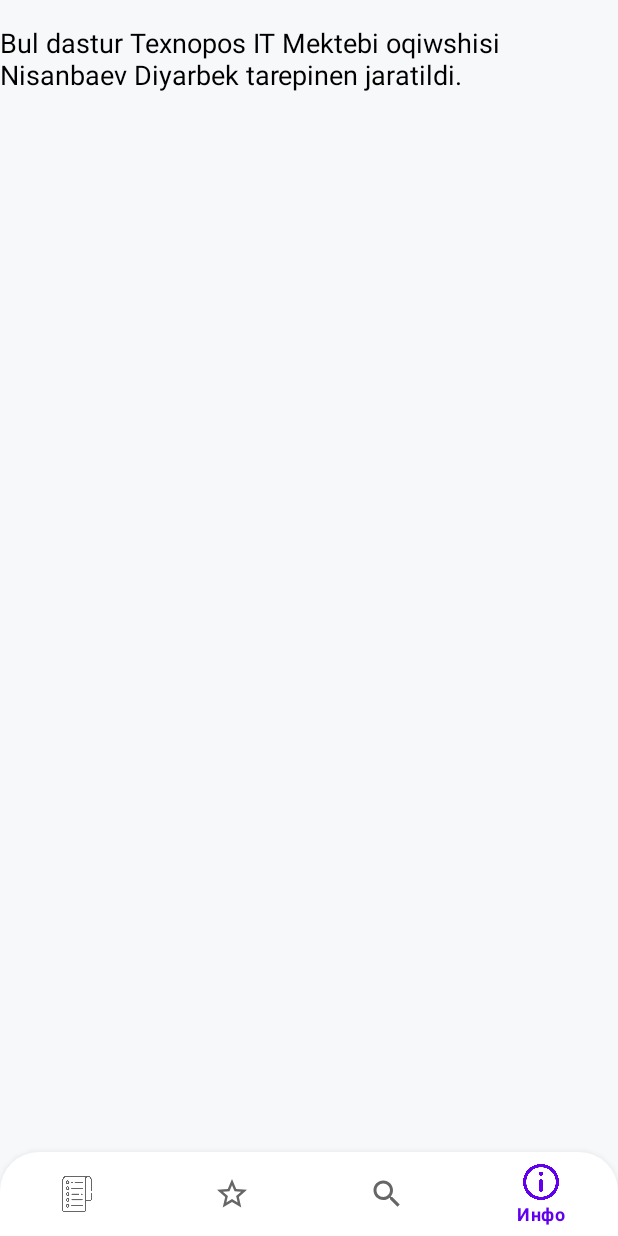
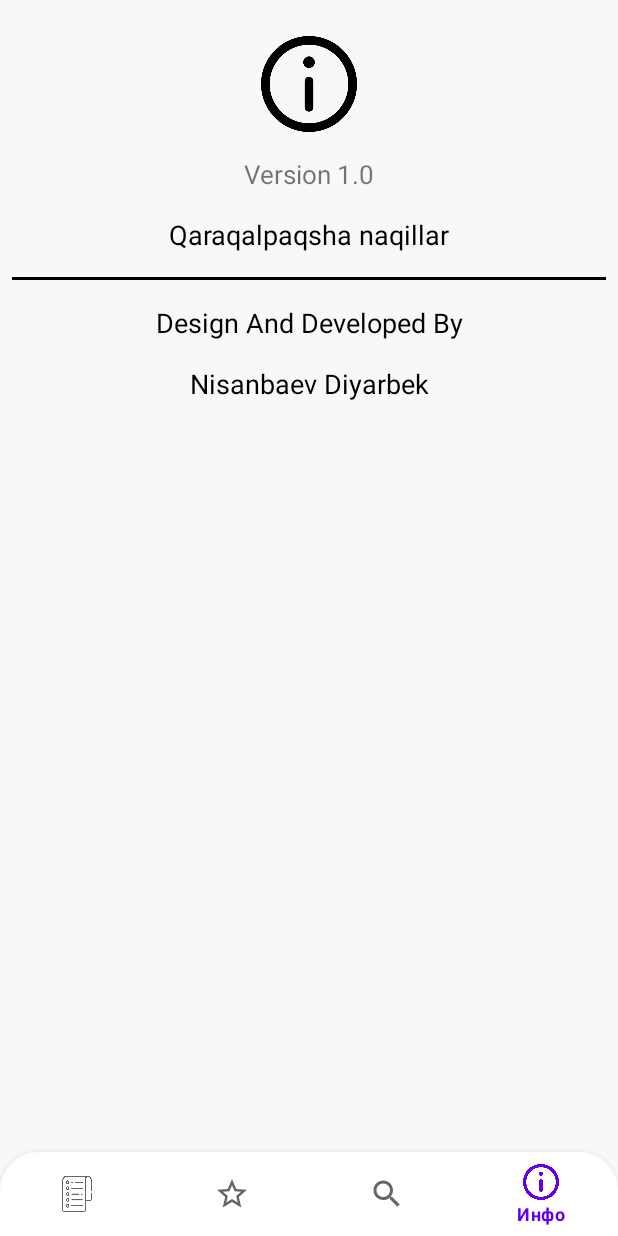
Before and after one commit to Diyarbek02/Qaraqalpaqshanaqillar, an Android app: the screen it shows after launch (MainActivity), item 4 of the bottom bar chosen, on a phone screen of 412 x 824 dp. Run offline under Robolectric (Android 15) with nearby library versions, the phone set to English and light mode, and no system bars; our stand-ins replace Room's generated code, navigation-ui.

Commit message:
Something changes-31.08.2022

```diff
--- a/app/src/main/java/com/example/qaraqalpaqshanaqillar/ui/Categories/CategoriesFragment.kt
+++ b/app/src/main/java/com/example/qaraqalpaqshanaqillar/ui/Categories/CategoriesFragment.kt
@@ -1,9 +1,8 @@
 package com.example.qaraqalpaqshanaqillar.ui.Categories
 
 import android.os.Bundle
-import android.view.LayoutInflater
 import android.view.View
-import android.view.ViewGroup
+import androidx.core.view.isVisible
 import androidx.core.widget.addTextChangedListener
 import androidx.fragment.app.Fragment
 import com.example.qaraqalpaqshanaqillar.R
@@ -38,6 +37,7 @@
                     val searchValue = editable.toString()
                     val newList = dao.searchCategories("%$searchValue%")
                     adapter.models = newList
+                    binding.textNoValue.isVisible = newList.isEmpty()
                 }
             }
         }
--- a/app/src/main/java/com/example/qaraqalpaqshanaqillar/ui/MainActivity.kt
+++ b/app/src/main/java/com/example/qaraqalpaqshanaqillar/ui/MainActivity.kt
@@ -3,14 +3,10 @@
 import androidx.appcompat.app.AppCompatActivity
 import android.os.Bundle
 import androidx.appcompat.app.AppCompatDelegate
-import androidx.fragment.app.Fragment
-import com.example.qaraqalpaqshanaqillar.ui.Categories.CategoriesFragment
-import com.example.qaraqalpaqshanaqillar.ui.Favourites.FavouritesFragment
+import androidx.navigation.fragment.NavHostFragment
+import androidx.navigation.ui.setupWithNavController
 import com.example.qaraqalpaqshanaqillar.R
-import com.example.qaraqalpaqshanaqillar.ui.Search.FragmentSearch
 import com.example.qaraqalpaqshanaqillar.databinding.ActivityMainBinding
-import com.example.qaraqalpaqshanaqillar.ui.info.FragmentInfo
-import com.google.android.material.bottomnavigation.BottomNavigationView
 
 class MainActivity : AppCompatActivity() {
     private lateinit var binding: ActivityMainBinding
@@ -22,42 +18,48 @@
         binding = ActivityMainBinding.inflate(layoutInflater)
         setContentView(binding.root)
 
-        loadFragment(CategoriesFragment())
+        /** Jetpack nav */
+        val navHostFragment =
+            supportFragmentManager.findFragmentById(R.id.fragment_container) as NavHostFragment
+        val navController = navHostFragment.navController
+        binding.bottomNav.setupWithNavController(navController)
 
-        val bottom_navigation = findViewById<BottomNavigationView>(R.id.bottom_nav)
-        bottom_navigation.setOnItemSelectedListener { item ->
-            var fragment: Fragment
-            when (item.itemId) {
-                R.id.maqallar -> {
-                    fragment = CategoriesFragment()
-                    loadFragment(fragment)
-                    true
-                }
-                R.id.saralanganlar -> {
-                    fragment = FavouritesFragment()
-                    loadFragment(fragment)
-                    true
-                }
-                R.id.izlew -> {
-                    fragment = FragmentSearch()
-                    loadFragment(fragment)
-                    true
-                }
-                R.id.info -> {
-                    fragment = FragmentInfo()
-                    loadFragment(fragment)
-                    true
-                }
+       // loadFragment(CategoriesFragment())
 
-                else -> {
-                    false
-                }
-            }
-        }
+//        val bottom_navigation = findViewById<BottomNavigationView>(R.id.bottom_nav)
+//        bottom_navigation.setOnItemSelectedListener { item ->
+//            val fragment: Fragment
+//            when (item.itemId) {
+//                R.id.maqallar -> {
+//                    fragment = CategoriesFragment()
+//                    loadFragment(fragment)
+//                    true
+//                }
+//                R.id.saralanganlar -> {
+//                    fragment = FavouritesFragment()
+//                    loadFragment(fragment)
+//                    true
+//                }
+//                R.id.izlew -> {
+//                    fragment = FragmentSearch()
+//                    loadFragment(fragment)
+//                    true
+//                }
+//                R.id.info -> {
+//                    fragment = FragmentInfo()
+//                    loadFragment(fragment)
+//                    true
+//                }
+//
+//                else -> {
+//                    false
+//                }
+//            }
+//        }
     }
 
-    private fun loadFragment(fragment: Fragment) {
-        supportFragmentManager.beginTransaction().replace(R.id.fragment_container, fragment)
-            .commit()
-    }
+//    private fun loadFragment(fragment: Fragment) {
+//        supportFragmentManager.beginTransaction().replace(R.id.fragment_container, fragment)
+//            .commit()
+//    }
 }
--- a/app/src/main/java/com/example/qaraqalpaqshanaqillar/ui/Naqillar/NaqillarFragment.kt
+++ b/app/src/main/java/com/example/qaraqalpaqshanaqillar/ui/Naqillar/NaqillarFragment.kt
@@ -2,7 +2,6 @@
 
 import android.os.Bundle
 import android.view.View
-import android.widget.Toast
 import androidx.fragment.app.Fragment
 import com.example.qaraqalpaqshanaqillar.R
 import com.example.qaraqalpaqshanaqillar.data.NaqilDatabase
--- a/app/src/main/res/layout/activity_main.xml
+++ b/app/src/main/res/layout/activity_main.xml
@@ -7,6 +7,16 @@
     android:background="#F7F8FA"
     tools:context=".ui.MainActivity">
 
+    <androidx.fragment.app.FragmentContainerView
+        android:id="@+id/fragment_container"
+        android:name="androidx.navigation.fragment.NavHostFragment"
+        android:layout_width="match_parent"
+        android:layout_height="0dp"
+        android:orientation="vertical"
+        app:layout_constraintBottom_toTopOf="@id/bottom_nav"
+        app:layout_constraintTop_toTopOf="parent"
+        app:navGraph="@navigation/nav_graph" />
+
     <com.google.android.material.bottomnavigation.BottomNavigationView
         android:id="@+id/bottom_nav"
         android:layout_width="match_parent"
@@ -14,19 +24,7 @@
         android:background="@drawable/shape_bottom"
         app:labelVisibilityMode="selected"
         app:layout_constraintBottom_toBottomOf="parent"
-        app:layout_constraintEnd_toEndOf="parent"
-        app:layout_constraintStart_toStartOf="parent"
         app:menu="@menu/navigation" />
-
-    <FrameLayout
-        android:id="@+id/fragment_container"
-        android:layout_width="match_parent"
-        android:layout_height="0dp"
-        android:orientation="vertical"
-        app:layout_constraintBottom_toTopOf="@id/bottom_nav"
-        app:layout_constraintEnd_toEndOf="parent"
-        app:layout_constraintStart_toStartOf="parent"
-        app:layout_constraintTop_toTopOf="parent" />
 
     <FrameLayout
         android:id="@+id/full_fragment_container"
--- a/app/src/main/res/layout/fragment_info.xml
+++ b/app/src/main/res/layout/fragment_info.xml
@@ -4,16 +4,79 @@
     android:layout_height="match_parent"
     xmlns:app="http://schemas.android.com/apk/res-auto">
 
+    <ImageView
+        android:id="@+id/image1"
+        android:layout_width="64dp"
+        android:layout_height="64dp"
+        app:layout_constraintStart_toStartOf="parent"
+        app:layout_constraintEnd_toEndOf="parent"
+        app:layout_constraintTop_toTopOf="parent"
+        android:src="@drawable/info"
+        android:layout_marginTop="24dp"/>
+
     <TextView
+        android:id="@+id/text1"
         android:layout_width="wrap_content"
         android:layout_height="wrap_content"
         app:layout_constraintStart_toStartOf="parent"
         app:layout_constraintEnd_toEndOf="parent"
-        app:layout_constraintTop_toTopOf="parent"
+        app:layout_constraintTop_toBottomOf="@id/image1"
+        android:text="Version 1.0"
+        android:textSize="17dp"
         android:layout_marginTop="16dp"
-        android:text="@string/info_text"
-        android:textColor="@color/black"
-        android:textSize="18dp"
         />
 
+    <TextView
+        android:id="@+id/text2"
+        android:layout_width="wrap_content"
+        android:layout_height="wrap_content"
+        app:layout_constraintStart_toStartOf="parent"
+        app:layout_constraintEnd_toEndOf="parent"
+        app:layout_constraintTop_toBottomOf="@id/text1"
+        android:text="Qaraqalpaqsha naqillar"
+        android:textSize="18dp"
+        android:layout_marginTop="16dp"
+        android:textColor="@color/black"
+        />
+
+    <LinearLayout
+        android:id="@+id/line"
+        android:layout_width="match_parent"
+        android:layout_height="2dp"
+        app:layout_constraintTop_toBottomOf="@id/text2"
+        android:background="@color/black"
+        android:layout_marginStart="8dp"
+        android:layout_marginTop="16dp"
+        android:layout_marginEnd="8dp"
+        android:orientation="horizontal" />
+
+    <TextView
+        android:id="@+id/text3"
+        android:layout_width="wrap_content"
+        android:layout_height="wrap_content"
+        app:layout_constraintStart_toStartOf="parent"
+        app:layout_constraintEnd_toEndOf="parent"
+        app:layout_constraintTop_toBottomOf="@id/line"
+        android:text="Design And Developed By"
+        android:textSize="18dp"
+        android:layout_marginTop="16dp"
+        android:textColor="@color/black"
+        />
+
+    <TextView
+        android:id="@+id/text4"
+        android:layout_width="wrap_content"
+        android:layout_height="wrap_content"
+        app:layout_constraintStart_toStartOf="parent"
+        app:layout_constraintEnd_toEndOf="parent"
+        app:layout_constraintTop_toBottomOf="@id/text3"
+        android:text="Nisanbaev Diyarbek"
+        android:textSize="18dp"
+        android:layout_marginTop="16dp"
+        android:textColor="@color/black"
+        />
+
+
+
+
 </androidx.constraintlayout.widget.ConstraintLayout>
--- a/app/src/main/res/menu/navigation.xml
+++ b/app/src/main/res/menu/navigation.xml
@@ -1,19 +1,19 @@
 <?xml version="1.0" encoding="utf-8"?>
 <menu xmlns:android="http://schemas.android.com/apk/res/android">
     <item
-        android:id="@+id/maqallar"
+        android:id="@+id/categoriesFragment"
         android:icon="@drawable/list"
         android:title="@string/bolimler" />
     <item
-        android:id="@+id/saralanganlar"
+        android:id="@+id/favouritesFragment"
         android:icon="@drawable/ic_baseline_star_border_24"
         android:title="@string/saralanganlar" />
     <item
-        android:id="@+id/izlew"
+        android:id="@+id/fragmentSearch"
         android:icon="@drawable/ic_baseline_search_24"
         android:title="@string/izlew" />
     <item
-        android:id="@+id/info"
+        android:id="@+id/fragmentInfo"
         android:icon="@drawable/info"
         android:title="@string/info"/>
 </menu>
--- /dev/null
+++ b/app/src/main/res/navigation/nav_graph.xml
@@ -0,0 +1,37 @@
+<?xml version="1.0" encoding="utf-8"?>
+<navigation xmlns:android="http://schemas.android.com/apk/res/android"
+    xmlns:app="http://schemas.android.com/apk/res-auto"
+    xmlns:tools="http://schemas.android.com/tools"
+    android:id="@+id/nav_graph"
+    app:startDestination="@id/categoriesFragment">
+
+    <fragment
+        android:id="@+id/categoriesFragment"
+        android:name="com.example.qaraqalpaqshanaqillar.ui.Categories.CategoriesFragment"
+        android:label="CategoriesFragment"
+        tools:layout="@layout/fragment_categories">
+        <action
+            android:id="@+id/action_categoriesFragment_to_naqillarFragment"
+            app:destination="@id/naqillarFragment" />
+    </fragment>
+    <fragment
+        android:id="@+id/favouritesFragment"
+        android:name="com.example.qaraqalpaqshanaqillar.ui.Favourites.FavouritesFragment"
+        android:label="FavouritesFragment"
+        tools:layout="@layout/fragment_favourites"/>
+    <fragment
+        android:id="@+id/fragmentInfo"
+        android:name="com.example.qaraqalpaqshanaqillar.ui.info.FragmentInfo"
+        android:label="FragmentInfo"
+        tools:layout="@layout/fragment_info"/>
+    <fragment
+        android:id="@+id/fragmentSearch"
+        android:name="com.example.qaraqalpaqshanaqillar.ui.Search.FragmentSearch"
+        android:label="FragmentSearch"
+        tools:layout="@layout/fragment_search"/>
+    <fragment
+        android:id="@+id/naqillarFragment"
+        android:name="com.example.qaraqalpaqshanaqillar.ui.Naqillar.NaqillarFragment"
+        android:label="NaqillarFragment"
+        tools:layout="@layout/fragment_naqillar"/>
+</navigation>
--- a/app/src/main/res/values/strings.xml
+++ b/app/src/main/res/values/strings.xml
@@ -8,4 +8,5 @@
     <string name="no_fav_string">Сараланғанларда хешнәрсе жоқ</string>
     <string name="info">Инфо</string>
     <string name="info_text">Bul dastur Texnopos IT Mektebi oqiwshisi Nisanbaev Diyarbek tarepinen jaratildi.</string>
+    <string name="search_text">Хешнәрсе табылмады</string>
 </resources>
```
Also changed, not shown: app/build.gradle (+14 -2 lines), app/src/main/assets/star_lottie.json (added, +1 -0 lines), app/src/main/java/com/example/qaraqalpaqshanaqillar/ui/Naqillar/NaqillarAdapter.kt (+52 -10 lines), app/src/main/java/com/example/qaraqalpaqshanaqillar/ui/Search/FragmentSearch.kt (+2 -6 lines), app/src/main/java/com/example/qaraqalpaqshanaqillar/ui/Search/SearchAdapter.kt (+14 -14 lines), app/src/main/res/layout/fragment_categories.xml (+12 -0 lines), app/src/main/res/layout/fragment_search.xml (+11 -0 lines), app/src/main/res/layout/item_naqillar.xml (+13 -8 lines).
